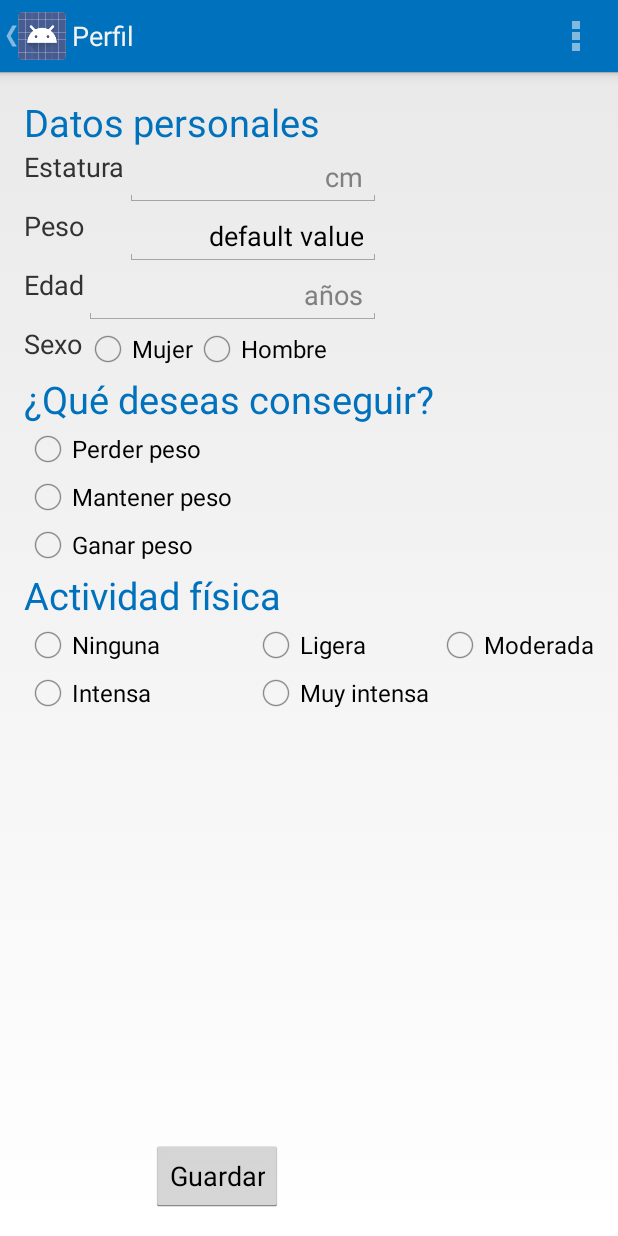
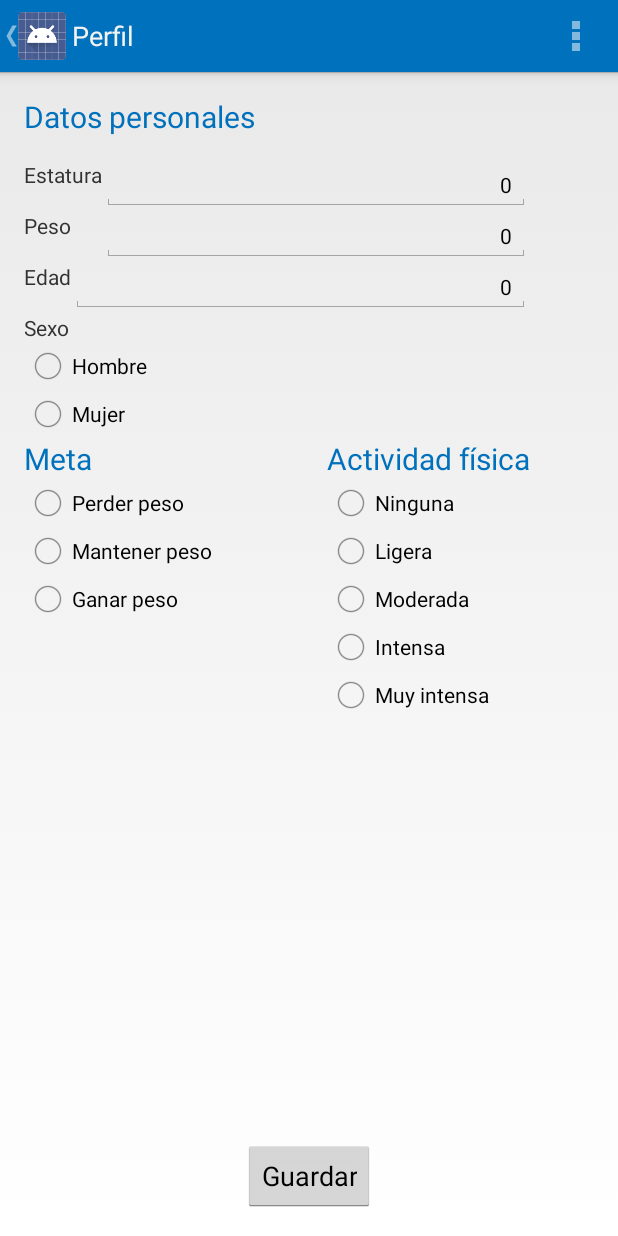
Before and after one commit to OmarCantu/proyecto_se_ii, an Android app: the PerfilActivity screen opened directly, with no data from a screen before it, after a tap on "Guardar", on a phone screen of 412 x 824 dp. Run offline under Robolectric (Android 15) with nearby library versions, the phone set to English and light mode, and no system bars.

Commit message:
Persistencia de datos de perfil
Persistencia de datos de perfil.

```diff
--- a/ContadordeCalorias/app/src/main/java/cc/se2/uanl/edu/contadordecalorias/PerfilActivity.java
+++ b/ContadordeCalorias/app/src/main/java/cc/se2/uanl/edu/contadordecalorias/PerfilActivity.java
@@ -11,6 +11,8 @@ import android.view.MenuItem;
 import android.view.View;
 import android.widget.Button;
 import android.widget.EditText;
+import android.widget.RadioButton;
+import android.widget.RadioGroup;
 import android.widget.TextView;
 import android.widget.Toast;
 
@@ -18,46 +20,72 @@ import android.widget.Toast;
 public class PerfilActivity extends Activity {
 
     public static final String PREFS_NAME = "MyPrefsFile";
-    private String peso;
-    private Button botonGuardar;
+    private int estatura;
+    private int peso;
+    private int edad;
+    private int sexo;
+    private int meta;
+    private int actividad;
+    private EditText inputEstatura;
     private EditText inputPeso;
+    private EditText inputEdad;
+    private RadioGroup radioSexo;
+    private RadioGroup radioMeta;
+    private RadioGroup radioActividad;
 
     @Override
     protected void onCreate(Bundle savedInstanceState) {
+
         super.onCreate(savedInstanceState);
         setContentView(R.layout.activity_perfil);
         getActionBar().setDisplayHomeAsUpEnabled(true);
 
         // Restore the saved data
-        botonGuardar = (Button)findViewById(R.id.perfil_guardar);
+        Button botonGuardar = (Button)findViewById(R.id.perfil_guardar);
 
         SharedPreferences preferences = getSharedPreferences(PREFS_NAME, 0);
-        peso = preferences.getString("peso", "default value");
+
+        estatura = preferences.getInt("estatura", 0);
+        peso = preferences.getInt("peso", 0);
+        edad = preferences.getInt("edad", 0);
+        sexo = preferences.getInt("sexo", 0);
+        meta = preferences.getInt("meta", 0);
+        actividad = preferences.getInt("actividad", 0);
+
+        inputEstatura = (EditText) findViewById(R.id.perfil_cm);
         inputPeso = (EditText) findViewById(R.id.perfil_kg);
-        inputPeso.setText(peso);
+        inputEdad = (EditText) findViewById(R.id.perfil_años);
+        radioSexo = (RadioGroup) findViewById(R.id.radio_sexo);
+        radioMeta = (RadioGroup) findViewById(R.id.radio_meta);
+        radioActividad = (RadioGroup) findViewById(R.id.radio_actividad);
+
+        inputEstatura.setText("" + estatura);
+        inputPeso.setText("" + peso);
+        inputEdad.setText("" + edad);
+        radioSexo.check(sexo);
+        radioMeta.check(meta);
+        radioActividad.check(actividad);
 
         botonGuardar.setOnClickListener(new View.OnClickListener() {
             @Override
             public void onClick(View view) {
+                inputEstatura = (EditText) findViewById(R.id.perfil_cm);
                 inputPeso = (EditText) findViewById(R.id.perfil_kg);
-                peso = inputPeso.getText().toString();
-                Toast.makeText(PerfilActivity.this, peso, Toast.LENGTH_SHORT).show();
+                inputEdad = (EditText) findViewById(R.id.perfil_años);
+                radioSexo = (RadioGroup) findViewById(R.id.radio_sexo);
+                radioMeta = (RadioGroup) findViewById(R.id.radio_meta);
+                radioActividad = (RadioGroup) findViewById(R.id.radio_actividad);
+
+                estatura = Integer.parseInt(inputEstatura.getText().toString());
+                peso = Integer.parseInt(inputPeso.getText().toString());
+                edad = Integer.parseInt(inputEdad.getText().toString());
+                sexo = radioSexo.getCheckedRadioButtonId();
+                meta = radioMeta.getCheckedRadioButtonId();
+                actividad = radioActividad.getCheckedRadioButtonId();
+
+                //Toast.makeText(PerfilActivity.this, peso, Toast.LENGTH_SHORT).show();
             }
         });
-
-        /*// Get the message from the intent
-        Intent intent = getIntent();
-        String message = intent.getStringExtra(MainActivity.EXTRA_MESSAGE);
-
-        // Create the text view
-        TextView textView = new TextView(this);
-        textView.setTextSize(40);
-        textView.setText(message);
-
-        // Set the text view as the activity layout
-        setContentView(textView);
-
-        getActionBar().setDisplayHomeAsUpEnabled(true);*/
     }
 
     @Override
@@ -66,7 +94,12 @@ public class PerfilActivity extends Activity {
 
         SharedPreferences preferences = getSharedPreferences(PREFS_NAME, 0);
         SharedPreferences.Editor editor = preferences.edit();
-        editor.putString("peso", peso);
+        editor.putInt("estatura", estatura);
+        editor.putInt("peso", peso);
+        editor.putInt("edad", edad);
+        editor.putInt("sexo", sexo);
+        editor.putInt("meta", meta);
+        editor.putInt("actividad", actividad);
 
         editor.commit();
     }
--- a/ContadordeCalorias/app/src/main/res/layout/activity_perfil.xml
+++ b/ContadordeCalorias/app/src/main/res/layout/activity_perfil.xml
@@ -8,71 +8,117 @@
     android:paddingBottom="@dimen/activity_vertical_margin"
     tools:context="cc.se2.uanl.edu.contadordecalorias.PerfilActivity">
 
+    <!--TÍTULO DATOS PERSONALES-->
     <TextView
     android:layout_width="wrap_content"
     android:layout_height="wrap_content"
     android:text="@string/datos_personales"
     android:id="@+id/datos_personales"
-    android:textSize="25sp" android:textColor="@color/azul_real"
+    android:textSize="20sp"
+    android:textColor="@color/azul_real"
     android:layout_alignParentLeft="true"
-    android:layout_alignParentStart="true" />
+    android:layout_alignParentStart="true"
+    android:layout_marginBottom="15dp"/>
 
+    <!--LEYENDA ESTATURA-->
     <TextView
         android:layout_width="wrap_content"
         android:layout_height="wrap_content"
         android:text="@string/perfil_estatura"
-        android:textSize="18sp"
+        android:textSize="14sp"
         android:id="@+id/perfil_estatura"
         android:layout_alignParentLeft="true"
         android:layout_alignParentStart="true"
         android:layout_below="@+id/datos_personales"
         android:layout_above="@+id/perfil_kg" />
 
+    <!--INPUT ESTATURA-->
+    <EditText
+        android:layout_width="wrap_content"
+        android:layout_height="wrap_content"
+        android:inputType="number"
+        android:hint="cm"
+        android:gravity="right"
+        android:ems="12"
+        android:textSize="14sp"
+        android:id="@+id/perfil_cm"
+        android:layout_toRightOf="@+id/perfil_estatura"
+        android:layout_below="@+id/datos_personales"
+        android:layout_alignRight="@+id/actividad_fisica"
+        android:layout_alignEnd="@+id/actividad_fisica" />
+
+    <!--LEYENDA PESO-->
     <TextView
         android:layout_width="wrap_content"
-
         android:layout_height="wrap_content"
         android:text="@string/perfil_peso"
-        android:textSize="18sp"
+        android:textSize="14sp"
         android:id="@+id/perfil_peso"
         android:layout_alignTop="@+id/perfil_kg"
         android:layout_alignParentLeft="true"
         android:layout_alignParentStart="true" />
 
+    <!--INPUT PESO-->
     <EditText
         android:layout_width="wrap_content"
         android:layout_height="wrap_content"
-        android:inputType="numberDecimal"
-        android:hint="cm"
+        android:inputType="number"
+        android:hint="kg"
         android:gravity="right"
-        android:ems="8"
-        android:id="@+id/perfil_cm"
+        android:ems="12"
+        android:textSize="14sp"
+        android:id="@+id/perfil_kg"
+        android:layout_below="@+id/perfil_cm"
         android:layout_toRightOf="@+id/perfil_estatura"
-        android:layout_toEndOf="@+id/perfil_estatura"
-        android:layout_below="@+id/datos_personales" />
+        android:layout_alignRight="@+id/perfil_cm"
+        android:layout_alignEnd="@+id/perfil_cm" />
 
+    <!--LEYENDA EDAD-->
+    <TextView
+        android:layout_width="wrap_content"
+        android:layout_height="wrap_content"
+        android:text="@string/perfil_edad"
+        android:textSize="14sp"
+        android:id="@+id/perfil_edad"
+        android:layout_below="@+id/perfil_kg"
+        android:layout_alignParentLeft="true"
+        android:layout_alignParentStart="true" />
+
+    <!--INPUT EDAD-->
     <EditText
         android:layout_width="wrap_content"
         android:layout_height="wrap_content"
-        android:inputType="numberDecimal"
-        android:hint="kg"
+        android:inputType="number"
+        android:ems="12"
+        android:textSize="14sp"
+        android:hint="años"
         android:gravity="right"
-        android:ems="8"
-        android:id="@+id/perfil_kg"
-        android:layout_below="@+id/perfil_cm"
-        android:layout_toRightOf="@+id/perfil_estatura"
-        android:layout_toEndOf="@+id/perfil_estatura" />
+        android:id="@+id/perfil_años"
+        android:layout_alignTop="@+id/perfil_edad"
+        android:layout_toRightOf="@+id/perfil_edad"
+        android:layout_alignRight="@+id/perfil_kg"
+        android:layout_alignEnd="@+id/perfil_kg" />
 
+    <!--LEYENDA SEXO-->
     <TextView
         android:layout_width="wrap_content"
         android:layout_height="wrap_content"
-        android:textSize="18sp"
+        android:textSize="14sp"
         android:text="@string/perfil_sexo"
         android:id="@+id/perfil_sexo"
         android:layout_below="@+id/perfil_años"
         android:layout_alignParentLeft="true"
         android:layout_alignParentStart="true" />
 
+    <!--INPUT SEXO-->
+    <RadioGroup
+        android:id="@+id/radio_sexo"
+        android:layout_width="wrap_content"
+        android:layout_height="wrap_content"
+        android:layout_alignParentLeft="true"
+        android:layout_below="@+id/perfil_sexo" >
+
+        <!--RADIO BUTTON MASCULINO-->
         <RadioButton
             android:layout_width="wrap_content"
             android:layout_height="wrap_content"
@@ -81,52 +127,44 @@
             android:checked="false"
             android:layout_below="@+id/perfil_años"
             android:layout_toRightOf="@+id/perfil_femenino"
-        android:layout_toEndOf="@+id/perfil_femenino" />
+            android:layout_toEndOf="@+id/perfil_femenino"
+            android:textSize="14sp" />
 
+        <!--RADIO BUTTON FEMENINO-->
         <RadioButton
             android:layout_width="wrap_content"
             android:layout_height="wrap_content"
             android:text="@string/perfil_femenino"
             android:id="@+id/perfil_femenino"
             android:checked="false"
-        android:layout_alignTop="@+id/perfil_masculino"
-        android:layout_alignLeft="@+id/perfil_años"
-        android:layout_alignStart="@+id/perfil_años" />
+            android:textSize="14sp"
+            android:layout_alignTop="@+id/radio_sexo"
+            android:layout_alignLeft="@+id/ganar_peso"
+            android:layout_alignStart="@+id/ganar_peso" />
 
-    <TextView
-        android:layout_width="wrap_content"
-        android:layout_height="wrap_content"
-        android:text="@string/perfil_edad"
-        android:textSize="18sp"
-        android:id="@+id/perfil_edad"
-        android:layout_below="@+id/perfil_kg"
-        android:layout_alignParentLeft="true"
-        android:layout_alignParentStart="true" />
+    </RadioGroup>
 
-    <EditText
-        android:layout_width="wrap_content"
-        android:layout_height="wrap_content"
-        android:inputType="numberDecimal"
-        android:ems="8"
-        android:hint="años"
-        android:gravity="right"
-        android:id="@+id/perfil_años"
-        android:layout_alignTop="@+id/perfil_edad"
-        android:layout_toRightOf="@+id/perfil_edad"
-        android:layout_alignRight="@+id/perfil_kg"
-        android:layout_alignEnd="@+id/perfil_kg" />
-
+    <!--TÍTULO META-->
     <TextView
         android:text="@string/perfil_meta"
         android:layout_width="wrap_content"
         android:layout_height="wrap_content"
-        android:textSize="25sp"
+        android:textSize="20sp"
         android:textColor="@color/azul_real"
         android:id="@+id/perfil_meta"
-        android:layout_below="@+id/perfil_masculino"
+        android:layout_below="@+id/radio_sexo"
         android:layout_alignParentLeft="true"
         android:layout_alignParentStart="true" />
 
+    <!--INPUT META-->
+    <RadioGroup
+        android:id="@+id/radio_meta"
+        android:layout_width="wrap_content"
+        android:layout_height="wrap_content"
+        android:layout_alignParentLeft="true"
+        android:layout_below="@+id/perfil_meta" >
+
+        <!--RADIO BUTTON PERDER-->
         <RadioButton
             android:layout_width="wrap_content"
             android:layout_height="wrap_content"
@@ -135,38 +173,58 @@
             android:layout_below="@+id/perfil_meta"
             android:layout_alignParentLeft="true"
             android:layout_alignParentStart="true"
-        android:checked="false" />
+            android:checked="false"
+            android:textSize="14sp" />
 
+        <!--RADIO BUTTON MANTENER-->
         <RadioButton
             android:layout_width="wrap_content"
             android:layout_height="wrap_content"
             android:text="@string/mantener_peso"
             android:id="@+id/mantener_peso"
-        android:layout_below="@+id/perder_peso"
-        android:layout_alignParentLeft="true"
-        android:layout_alignParentStart="true"
-        android:checked="false" />
+            android:checked="false"
+            android:textSize="14sp"
+            android:layout_alignTop="@+id/radio_meta"
+            android:layout_alignRight="@+id/perfil_años"
+            android:layout_alignEnd="@+id/perfil_años" />
 
+        <!--RADIO BUTTONS GANAR-->
         <RadioButton
             android:layout_width="wrap_content"
             android:layout_height="wrap_content"
             android:text="@string/ganar_peso"
             android:id="@+id/ganar_peso"
-        android:layout_below="@+id/mantener_peso"
-        android:layout_alignParentLeft="true"
-        android:layout_alignParentStart="true"
-        android:checked="false" />
+            android:checked="false"
+            android:textSize="14sp"
+            android:layout_alignTop="@+id/radio_meta"
+            android:layout_alignLeft="@+id/act_fisica_intensa"
+            android:layout_alignStart="@+id/act_fisica_intensa" />
 
+    </RadioGroup>
+
+    <!--TÍTULO ACTIVIDAD FÍSICA-->
     <TextView
         android:layout_width="wrap_content"
         android:layout_height="wrap_content"
         android:text="@string/actividad_fisica"
         android:id="@+id/actividad_fisica"
-        android:textSize="25sp" android:textColor="@color/azul_real"
-        android:layout_below="@+id/ganar_peso"
-        android:layout_alignParentLeft="true"
-        android:layout_alignParentStart="true" />
+        android:textSize="20sp"
+        android:textColor="@color/azul_real"
+        android:layout_below="@+id/radio_sexo"
+        android:layout_alignLeft="@+id/radio_actividad"
+        android:layout_alignStart="@+id/radio_actividad" />
 
+    <!--INPUT ACTIVIDAD FÍSICA-->
+    <RadioGroup
+        android:id="@+id/radio_actividad"
+        android:layout_width="wrap_content"
+        android:layout_height="wrap_content"
+        android:layout_below="@+id/actividad_fisica"
+        android:layout_alignParentRight="true"
+        android:layout_alignTop="@+id/radio_meta"
+        android:layout_marginRight="70dp">
+
+        <!--RADIO BUTTON NINGUNA-->
         <RadioButton
             android:layout_width="wrap_content"
             android:layout_height="wrap_content"
@@ -175,8 +233,10 @@
             android:layout_below="@+id/actividad_fisica"
             android:layout_alignParentLeft="true"
             android:layout_alignParentStart="true"
-        android:checked="false" />
+            android:checked="false"
+            android:textSize="14sp" />
 
+        <!--RADIO BUTTON LIGERA-->
         <RadioButton
             android:layout_width="wrap_content"
             android:layout_height="wrap_content"
@@ -184,8 +244,10 @@
             android:id="@+id/act_fisica_ligera"
             android:checked="false"
             android:layout_above="@+id/act_fisica_muy_intensa"
-        android:layout_centerHorizontal="true" />
+            android:layout_centerHorizontal="true"
+            android:textSize="14sp" />
 
+        <!--RADIO BUTTON MODERADA-->
         <RadioButton
             android:layout_width="wrap_content"
             android:layout_height="wrap_content"
@@ -194,27 +256,36 @@
             android:checked="false"
             android:layout_above="@+id/act_fisica_muy_intensa"
             android:layout_alignParentRight="true"
-        android:layout_alignParentEnd="true" />
+            android:layout_alignParentEnd="true"
+            android:textSize="14sp" />
 
+        <!--RADIO BUTTON INTENSA-->
         <RadioButton
             android:layout_width="wrap_content"
             android:layout_height="wrap_content"
             android:text="@string/act_fisica_intensa"
             android:id="@+id/act_fisica_intensa"
-        android:layout_below="@+id/act_fisica_ninguna"
-        android:layout_alignParentLeft="true"
-        android:layout_alignParentStart="true"
-        android:checked="false" />
+            android:checked="false"
+            android:textSize="14sp"
+            android:layout_alignTop="@+id/radio_actividad"
+            android:layout_alignLeft="@+id/act_fisica_muy_intensa"
+            android:layout_alignStart="@+id/act_fisica_muy_intensa" />
 
+        <!--RADIO BUTTON MUY INTENSA-->
         <RadioButton
             android:layout_width="wrap_content"
             android:layout_height="wrap_content"
             android:text="@string/act_fisica_muy_intensa"
             android:id="@+id/act_fisica_muy_intensa"
             android:checked="false"
-        android:layout_alignTop="@+id/act_fisica_intensa"
-        android:layout_alignLeft="@+id/act_fisica_ligera"
-        android:layout_alignStart="@+id/act_fisica_ligera" />
+            android:textSize="14sp"
+            android:layout_below="@+id/act_fisica_intensa"
+            android:layout_toRightOf="@+id/datos_personales"
+            android:layout_toEndOf="@+id/datos_personales" />
+
+    </RadioGroup>
+
+    <!--BOTÓN GUARDAR-->
 
     <Button
         android:layout_width="wrap_content"
@@ -222,7 +293,6 @@
         android:text="@string/perfil_guardar"
         android:id="@+id/perfil_guardar"
         android:layout_alignParentBottom="true"
-        android:layout_toRightOf="@+id/act_fisica_intensa"
-        android:layout_toEndOf="@+id/act_fisica_intensa" />
+        android:layout_centerHorizontal="true" />
 
 </RelativeLayout>
--- a/ContadordeCalorias/app/src/main/res/values/strings.xml
+++ b/ContadordeCalorias/app/src/main/res/values/strings.xml
@@ -21,7 +21,7 @@
     <string name="perfil_sexo">Sexo</string>
     <string name="perfil_masculino">Hombre</string>
     <string name="perfil_femenino">Mujer</string>
-    <string name="perfil_meta">¿Qué deseas conseguir?</string>
+    <string name="perfil_meta">Meta</string>
     <string name="perder_peso">Perder peso</string>
     <string name="mantener_peso">Mantener peso</string>
     <string name="ganar_peso">Ganar peso</string>
```
Also changed, not shown: 1 other file. Lines whose indentation alone changed are shown as unchanged.
